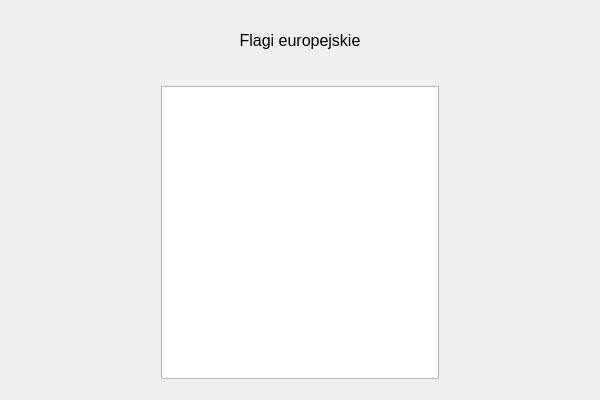
Above: src/client/gui/Summary.ui from PiotrRem/Lachut before the change. Below: the same form after it.
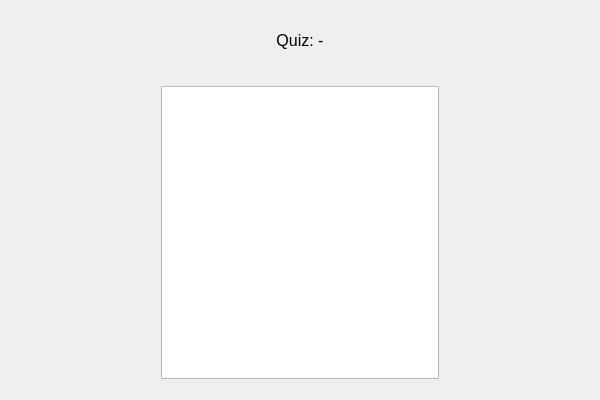
That is the form after the change.

Commit message: uzupełnienie gui

```diff
--- a/src/client/gui/Summary.ui
+++ b/src/client/gui/Summary.ui
@@ -52,7 +52,7 @@
             </font>
            </property>
            <property name="text">
-            <string>Flagi europejskie</string>
+            <string>Quiz: -</string>
            </property>
            <property name="alignment">
             <set>Qt::AlignmentFlag::AlignCenter</set>
```
Left out of the diff: 2 changed lines with no effect on the pictures. The commit also changes 5 other files.
